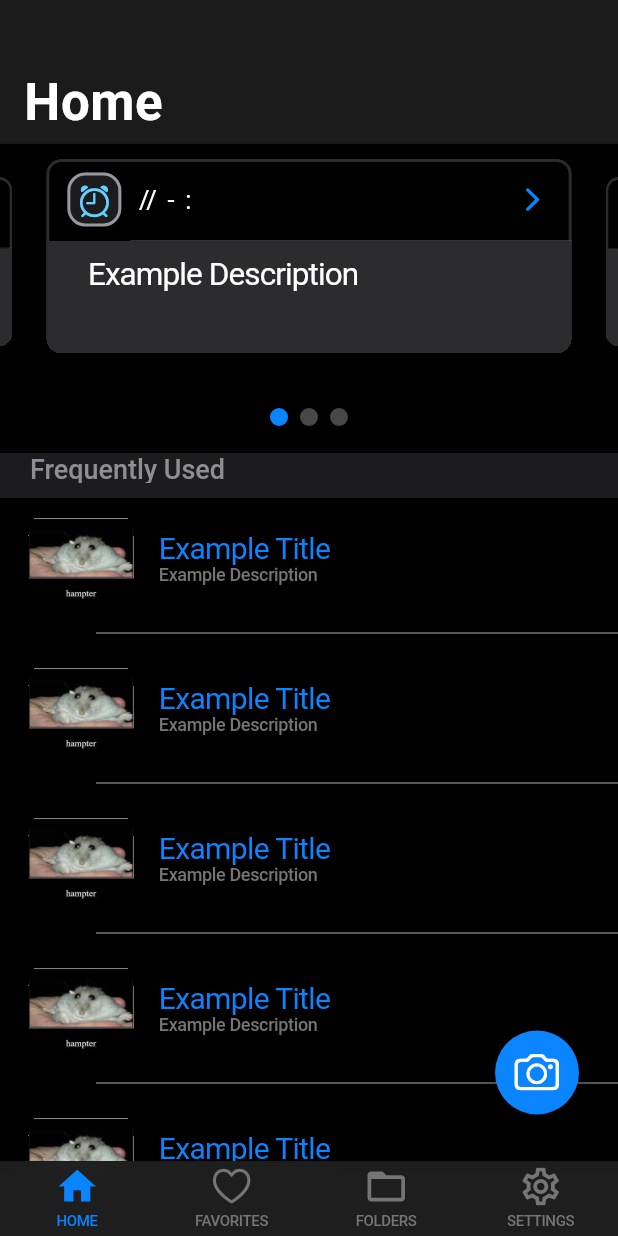
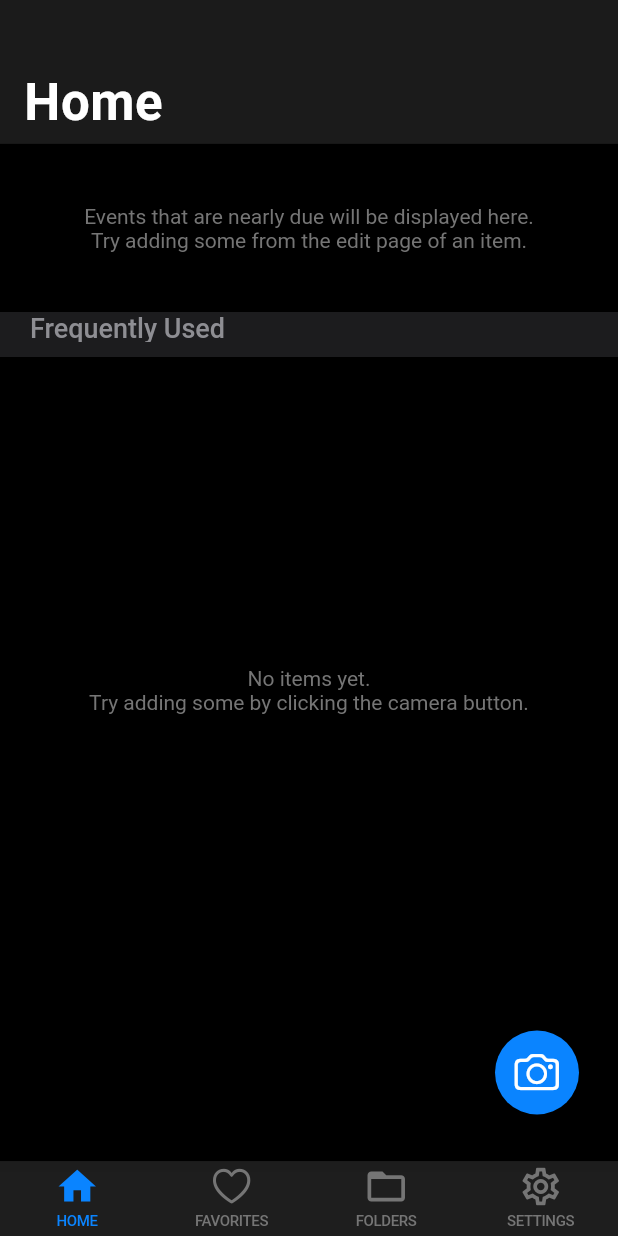
Before and after one commit to MA-SOSE2023/WallAt, a Flutter app: the HomeScreen screen opened by its route, on a phone screen of 412 x 824 dp. Run offline on Flutter 3.47's test engine with Material 2 defaults, Android fonts, the phone set to English and light mode, and no system bars; drawn by our look-alikes of flutter_carousel_widget; our stand-ins replace beamer, flutter_riverpod, freezed_annotation, isar, photo_view, timezone; missing offline and left inert: cunning_document_scanner, device_calendar, social_share; accounts and stored records are empty; generated files the repository leaves out were written again.

Commit message:
#42-implement home controller and view

```diff
--- a/lib/common/custom_widgets/all_custom_widgets.dart
+++ b/lib/common/custom_widgets/all_custom_widgets.dart
@@ -20,3 +20,4 @@ export 'date_picker.dart';
 export 'futures/future_option_builder.dart';
 export 'futures/future_sliver_folder_builder.dart';
 export 'futures/future_sliver_list_builder.dart';
+export 'sliver_activity_indicator.dart';
--- a/lib/common/provider.dart
+++ b/lib/common/provider.dart
@@ -39,43 +39,39 @@ class Providers {
   /// - Provides a [SingleItemController] for a [SingleItem]
   static final AutoDisposeStateNotifierProviderFamily<SingleItemController,
           SingleItem, int> singleItemControllerProvider =
-      StateNotifierProvider.autoDispose.family((ref, id) {
-    return SingleItemControllerMock(id: id);
-  });
+      StateNotifierProvider.autoDispose
+          .family((ref, id) => SingleItemControllerMock(id: id));
 
   /// Provider for [EditSingleItemPage]
   /// - Provides a [EditSingleItemController] for a [SingleItem]
   static final AutoDisposeStateNotifierProviderFamily<EditSingleItemController,
           SingleItem, int> editSingleItemControllerProvider =
-      StateNotifierProvider.autoDispose.family((ref, id) {
-    return EditSingleItemControllerMock(
-        id: id, model: ref.read(singleItemControllerProvider(id)));
-  });
+      StateNotifierProvider.autoDispose.family(
+    (ref, id) => EditSingleItemControllerMock(
+        id: id, model: ref.read(singleItemControllerProvider(id))),
+  );
 
   /// Provider for [HomeScreen]
   /// - Provides a [HomeController] for a [HomeModel]
-  static final StateNotifierProvider<HomeController, HomeModel>
+  static final StateNotifierProvider<HomeController, Future<HomeModel>>
       homeControllerProvider =
-      StateNotifierProvider<HomeController, HomeModel>((ref) {
-    return HomeControllerMock();
-  });
+      StateNotifierProvider<HomeController, Future<HomeModel>>(
+          (ref) => HomeControllerImpl(ref.read(persistenceServiceProvider)));
 
   /// Provider for [FavoritesScreen]
   /// - Provides a [FavoritesController] for a List of [SingleItem]s
   static final StateNotifierProvider<FavoritesController,
           Future<List<SingleItem>>> favoritesControllerProvider =
       StateNotifierProvider<FavoritesController, Future<List<SingleItem>>>(
-          (ref) {
-    return FavoritesControllerImpl(ref.read(persistenceServiceProvider));
-  });
+          (ref) =>
+              FavoritesControllerImpl(ref.read(persistenceServiceProvider)));
 
   /// Provider for [FoldersScreen]
   /// - Provides a [FoldersController] for a [Folder]
   static final AutoDisposeStateNotifierProviderFamily<FoldersController,
           Future<Folder?>, int> foldersControllerProvider =
-      StateNotifierProvider.autoDispose.family((ref, id) {
-    return FoldersControllerImpl(id, ref.read(persistenceServiceProvider));
-  });
+      StateNotifierProvider.autoDispose.family((ref, id) =>
+          FoldersControllerImpl(id, ref.read(persistenceServiceProvider)));
 
   /// Provider for [CustomBottomNavBar]
   /// - Provides a [CustomBottomNavBarController] for a [CustomBottomNavBarModel]
@@ -95,17 +91,14 @@ class Providers {
     return GlobalKey<NavigatorState>();
   });
 
-  static final enableHeroAnimationProvider = StateProvider<bool>((ref) {
-    return true;
-  });
+  static final enableHeroAnimationProvider = StateProvider<bool>((ref) => true);
 
   /// Provider for [CalendarButton]
   /// - Provides a [CalendarButtonController] for a [CalendarButton]
   static final StateNotifierProvider<CalendarButtonController, CalendarModel>
       calendarButtonControllerProvider =
-      StateNotifierProvider<CalendarButtonController, CalendarModel>((ref) {
-    return CalendarButtonControllerImpl();
-  });
+      StateNotifierProvider<CalendarButtonController, CalendarModel>(
+          (ref) => CalendarButtonControllerImpl());
 
   static final StateNotifierProvider<DbController, DbModel>
       dbControllerProvider =
@@ -116,8 +109,8 @@ class Providers {
   });
 
   static final Provider<PersistenceService> persistenceServiceProvider =
-      Provider<PersistenceService>((ref) {
-    final DbController dbController = ref.read(dbControllerProvider.notifier);
-    return PersistenceService(controller: dbController);
-  });
+      Provider<PersistenceService>(
+    (ref) =>
+        PersistenceService(controller: ref.read(dbControllerProvider.notifier)),
+  );
 }
--- a/lib/pages/favorites/favorites_view.dart
+++ b/lib/pages/favorites/favorites_view.dart
@@ -78,7 +78,7 @@ class _FavoritesScreenState extends ConsumerState<FavoritesScreen> {
                 future: filterFavoritesFuture,
                 success: (favorites) => DocumentCardContainerList(
                     items: favorites, borderlessCards: widget._borderlessCards),
-                emptyListMessage: emptyListMessage,
+                emptyMessage: emptyListMessage,
                 errorMessage: 'Filter could not be applied',
                 onNullMessage:
                     'Something went wrong while loading your favorites.\nTry restarting the app.',
--- a/lib/pages/home/home_controller.dart
+++ b/lib/pages/home/home_controller.dart
@@ -1,69 +1,13 @@
-import 'package:device_calendar/device_calendar.dart';
-import 'package:flutter/cupertino.dart';
+import 'package:gruppe4/common/services/persistence/persistence_service.dart';
 
 import 'home_model.dart';
 import 'home_view.dart';
-import '/pages/single_item/model/single_item.dart';
-import '/pages/single_item/model/item_event.dart';
 
-List<ItemEvent> _mockEvents = [
-  ItemEvent(
-    id: 0,
-    event: Event("1",
-        eventId: null,
-        title: 'Example Event',
-        description: 'Example Description',
-        start: TZDateTime.now(local),
-        end: TZDateTime.now(local)),
-    parentId: 1,
-  ),
-  ItemEvent(
-    id: 1,
-    event: Event("2",
-        eventId: null,
-        title: 'Example Event',
-        description: 'Example Description',
-        start: TZDateTime.now(local),
-        end: TZDateTime.now(local)),
-    parentId: 1,
-  ),
-  ItemEvent(
-    id: 2,
-    event: Event("3",
-        eventId: null,
-        title: 'Example Event',
-        description: 'Example Description',
-        start: TZDateTime.now(local),
-        end: TZDateTime.now(local)),
-    parentId: 1,
-  ),
-];
-
-SingleItem _mockSingleItem(int id) => SingleItem(
-      id: id,
-      title: 'Example Title',
-      description: 'Example Description',
-      image: const AssetImage('assets/dev_debug_images/hampter1.jpg'),
-      isFavorite: true,
-      events: _mockEvents.map((e) => e.copyWith(parentId: id)).toList(),
-      currentSelectedDate: null,
-    );
-
-var _id = 0;
-
-List<SingleItem> _mockItems = [
-  _mockSingleItem(_id++),
-  _mockSingleItem(_id++).copyWith(title: 'Another Title'),
-  _mockSingleItem(_id++).copyWith(title: 'Yet Another Title'),
-  _mockSingleItem(_id++).copyWith(title: 'One More Title'),
-  _mockSingleItem(_id++).copyWith(title: 'Last Title'),
-  _mockSingleItem(_id++).copyWith(title: 'Last Last Title'),
-  _mockSingleItem(_id++).copyWith(title: 'Last One For Sure'),
-  _mockSingleItem(_id++).copyWith(title: 'Promise, this is the last'),
-  _mockSingleItem(_id++).copyWith(title: 'Sorry, one more'),
-];
-
-class HomeControllerMock extends HomeController {
-  HomeControllerMock()
-      : super(HomeModel(events: _mockEvents, recentItems: _mockItems));
+class HomeControllerImpl extends HomeController {
+  HomeControllerImpl(PersistenceService service)
+      : super(service
+            .getSoonEvents()
+            .then((events) => service.getRecentItems().then(
+                  (items) => HomeModel(events: events, recentItems: items),
+                )));
 }
--- a/lib/pages/home/home_view.dart
+++ b/lib/pages/home/home_view.dart
@@ -6,23 +6,22 @@ import 'package:flutter_carousel_widget/flutter_carousel_widget.dart';
 import 'home_model.dart';
 import '/common/provider.dart';
 import '/common/custom_widgets/all_custom_widgets.dart'
-    show EventCard, DocumentCardContainerList, cameraButtonHeroTag;
-import '/router/router.dart';
-import '/pages/single_item/model/single_item.dart';
-import '/pages/single_item/model/item_event.dart';
+    show
+        EventCard,
+        DocumentCardContainerList,
+        NoElementsMessage,
+        FutureSliverListBuilder,
+        SliverActivityIndicator,
+        ErrorMessage,
+        cameraButtonHeroTag;
 
 class HomeScreen extends ConsumerWidget {
   const HomeScreen({super.key});
 
   @override
   Widget build(BuildContext context, WidgetRef ref) {
-    HomeModel model = ref.watch(Providers.homeControllerProvider);
-    final List<EventCard> eventCards = model.events
-        .map((event) => EventCard(
-              event: event,
-            ))
-        .toList();
-    final List<SingleItem> documentCards = model.recentItems;
+    Future<HomeModel> model = ref.watch(Providers.homeControllerProvider);
+
     return Scaffold(
       backgroundColor: CupertinoTheme.of(context).scaffoldBackgroundColor,
       floatingActionButtonLocation: FloatingActionButtonLocation.endFloat,
@@ -46,24 +45,27 @@ class HomeScreen extends ConsumerWidget {
           const CupertinoSliverNavigationBar(
             largeTitle: Text('Home'),
           ),
-          SliverToBoxAdapter(
+          FutureSliverListBuilder(
+            future: model.then((m) => m.events),
+            success: (events) => SliverToBoxAdapter(
               child: ConstrainedBox(
                 constraints: BoxConstraints(
                     maxHeight: MediaQuery.of(context).size.height / 4),
                 child: Padding(
                   padding: const EdgeInsets.only(top: 10.0, bottom: 10.0),
                   child: FlutterCarousel(
-                  items: eventCards,
+                    items:
+                        events.map((event) => EventCard(event: event)).toList(),
                     options: CarouselOptions(
                       initialPage: 0,
                       enableInfiniteScroll: true,
                       enlargeCenterPage: true,
                       showIndicator: true,
                       slideIndicator: CircularWaveSlideIndicator(
-                      currentIndicatorColor: CupertinoDynamicColor.resolve(
-                          CupertinoColors.activeBlue, context),
-                      indicatorBackgroundColor: CupertinoDynamicColor.resolve(
-                          CupertinoColors.systemGrey3, context),
+                        currentIndicatorColor:
+                            CupertinoColors.activeBlue.resolveFrom(context),
+                        indicatorBackgroundColor:
+                            CupertinoColors.systemGrey3.resolveFrom(context),
                       ),
                       viewportFraction: 0.85,
                       height: double.infinity,
@@ -72,11 +74,18 @@ class HomeScreen extends ConsumerWidget {
                 ),
               ),
             ),
+            emptyMessage:
+                'Events that are nearly due will be displayed here.\nTry adding some from the edit page of an item.',
+            errorMessage: 'An error occurred while loading events.\n'
+                'Try restarting the app.',
+            onNullMessage: 'Something went wrong while loading events.\n'
+                'Try restarting the app.',
+            errorMessagesPadding: 40.0,
+          ),
           SliverAppBar(
             pinned: true,
             toolbarHeight: 30.0,
-            backgroundColor: CupertinoDynamicColor.resolve(
-                CupertinoColors.systemGrey6, context),
+            backgroundColor: CupertinoColors.systemGrey6.resolveFrom(context),
             flexibleSpace: const FlexibleSpaceBar(
               titlePadding: EdgeInsets.only(left: 20.0, bottom: 10.0),
               title: Text(
@@ -88,19 +97,24 @@ class HomeScreen extends ConsumerWidget {
               ),
             ),
           ),
-          DocumentCardContainerList(
-            items: documentCards,
-            showFavoriteButton: false,
+          FutureSliverListBuilder(
+            future: model.then((m) => m.recentItems),
+            success: (recentItems) => DocumentCardContainerList(
+              items: recentItems,
             ),
+            emptyMessage:
+                'No items yet.\nTry adding some by clicking the camera button.',
+            errorMessage:
+                'Something went wrong while loading your recent items.\nTry restarting the app.',
+            onNullMessage:
+                'Something went wrong while loading your recent items.\nTry restarting the app.',
+          )
         ],
       ),
     );
   }
 }
 
-abstract class HomeController extends StateNotifier<HomeModel> {
-  HomeController(HomeModel state) : super(state);
-
-  List<ItemEvent> get events => state.events;
-  List<SingleItem> get recentItems => state.recentItems;
+abstract class HomeController extends StateNotifier<Future<HomeModel>> {
+  HomeController(Future<HomeModel> state) : super(state);
 }
```
Also changed, not shown: lib/common/custom_widgets/error_message.dart (+9 -3 lines), lib/common/custom_widgets/futures/future_option_builder.dart (+11 -5 lines), lib/common/custom_widgets/futures/future_sliver_folder_builder.dart (+12 -15 lines), lib/common/custom_widgets/futures/future_sliver_list_builder.dart (+15 -14 lines), lib/common/custom_widgets/no_elements_message.dart (+9 -3 lines), lib/common/custom_widgets/sliver_activity_indicator.dart (added, +17 -0 lines). Lines whose indentation alone changed are shown as unchanged.
